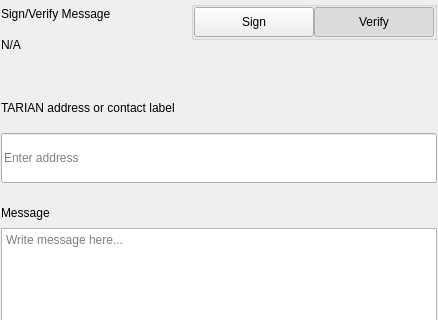
This is src/qt/tarian/settings/forms/settingssignmessagewidgets.ui in Tarian-Foundation/Tarian as Qt 5 draws it before an edit; both pictures show x 0 to 438 and y 0 to 320 of the 438 by 579 pixel window. The edited form follows.
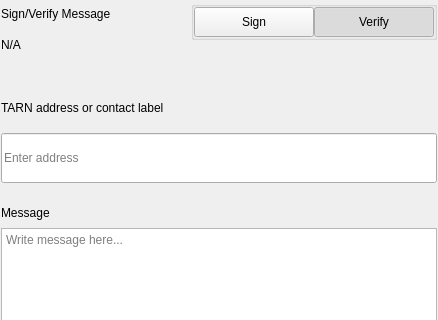
This is the edited form.

Diff of the .ui file:
```diff
--- a/src/qt/tarian/settings/forms/settingssignmessagewidgets.ui
+++ b/src/qt/tarian/settings/forms/settingssignmessagewidgets.ui
@@ -276,7 +276,7 @@
                </size>
               </property>
               <property name="text">
-               <string>TARIAN address or contact label</string>
+               <string>TARN address or contact label</string>
               </property>
              </widget>
             </item>
```
